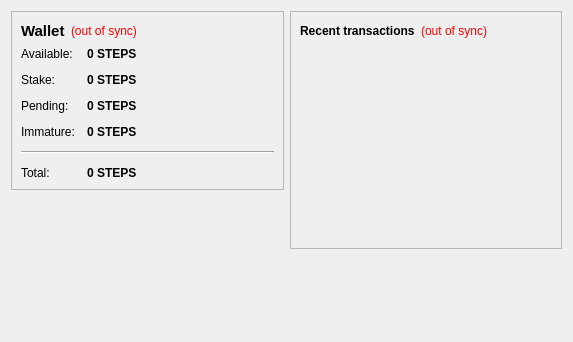
Above: src/qt/forms/overviewpage.ui from CandyCoinDev/Candycoin before the change. Below: the same form after it.
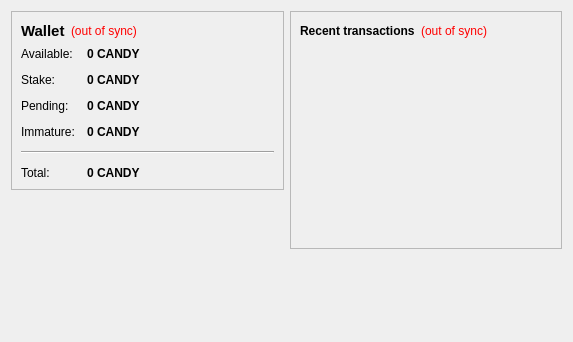
That is the form after the change.

The edit to the form file:
```diff
--- a/src/qt/forms/overviewpage.ui
+++ b/src/qt/forms/overviewpage.ui
@@ -105,7 +105,7 @@
              <string>Your current spendable balance</string>
             </property>
             <property name="text">
-             <string notr="true">0 STEPS</string>
+             <string notr="true">0 CANDY</string>
             </property>
             <property name="textInteractionFlags">
              <set>Qt::LinksAccessibleByMouse|Qt::TextSelectableByKeyboard|Qt::TextSelectableByMouse</set>
@@ -134,7 +134,7 @@
              <string>Total of coins that was staked, and do not yet count toward the current balance</string>
             </property>
             <property name="text">
-             <string notr="true">0 STEPS</string>
+             <string notr="true">0 CANDY</string>
             </property>
             <property name="textInteractionFlags">
              <set>Qt::LinksAccessibleByMouse|Qt::TextSelectableByKeyboard|Qt::TextSelectableByMouse</set>
@@ -163,7 +163,7 @@
              <string>Total of transactions that have yet to be confirmed, and do not yet count toward the current balance</string>
             </property>
             <property name="text">
-             <string notr="true">0 STEPS</string>
+             <string notr="true">0 CANDY</string>
             </property>
             <property name="textInteractionFlags">
              <set>Qt::LinksAccessibleByMouse|Qt::TextSelectableByKeyboard|Qt::TextSelectableByMouse</set>
@@ -189,7 +189,7 @@
              <string>Mined balance that has not yet matured</string>
             </property>
             <property name="text">
-             <string notr="true">0 STEPS</string>
+             <string notr="true">0 CANDY</string>
             </property>
             <property name="textInteractionFlags">
              <set>Qt::LinksAccessibleByMouse|Qt::TextSelectableByKeyboard|Qt::TextSelectableByMouse</set>
@@ -225,7 +225,7 @@
              <string>Your current total balance</string>
             </property>
             <property name="text">
-             <string notr="true">0 STEPS</string>
+             <string notr="true">0 CANDY</string>
             </property>
             <property name="textInteractionFlags">
              <set>Qt::LinksAccessibleByMouse|Qt::TextSelectableByKeyboard|Qt::TextSelectableByMouse</set>
```
Left out of the diff: 4 changed lines with no effect on the pictures.
